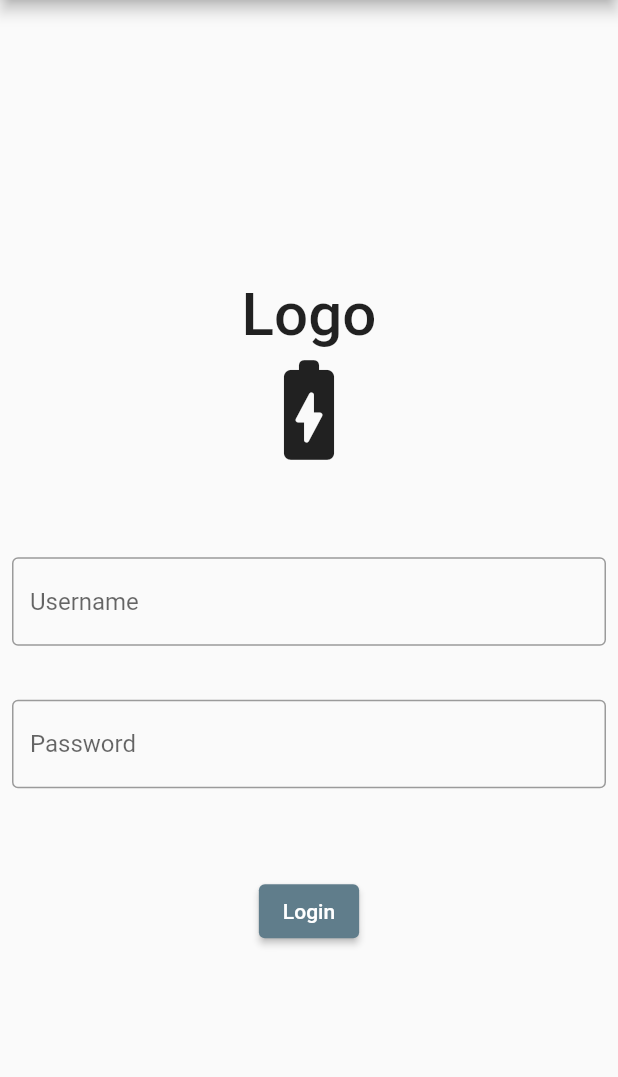
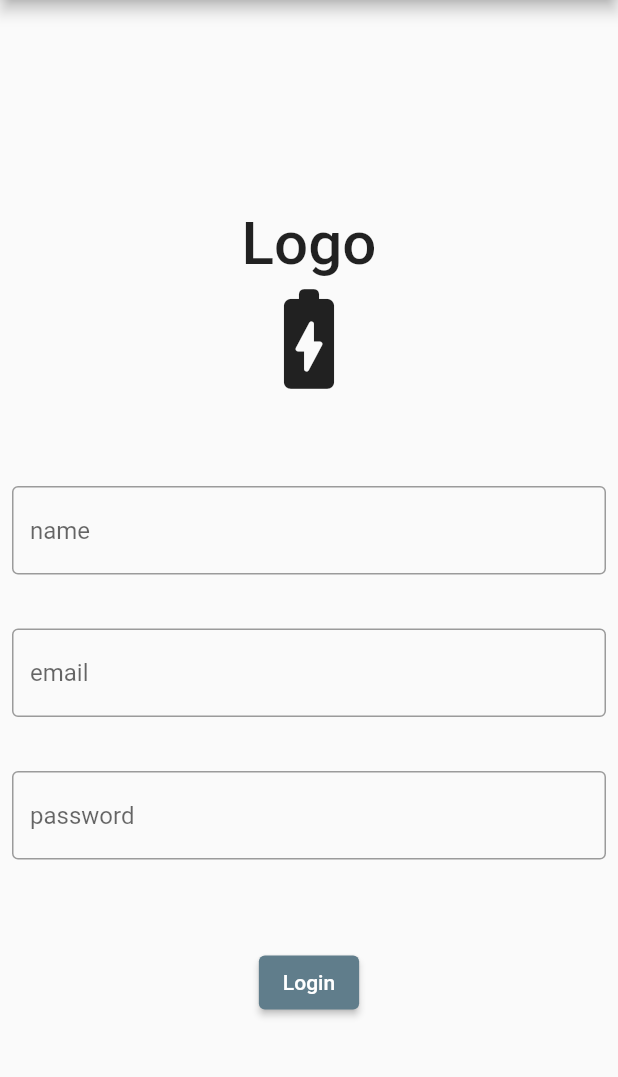
Before and after one commit to Chnapik/lp_app, a Flutter app: the RegistrationPage screen opened directly, on a phone screen of 412 x 824 dp, the part 84-1161 px from its top. Run offline on Flutter 3.47's test engine with Material 2 defaults, Android fonts, the phone set to English and light mode, and no system bars.

Commit message:
customized body of registration page scaffold
Relates: #14

```diff
--- a/lib/screens/registration_page.dart
+++ b/lib/screens/registration_page.dart
@@ -36,7 +36,7 @@ class RegistrationPage extends StatelessWidget {
                   padding: const EdgeInsets.all(8.0),
                   child: TextFormField(
                     decoration: const InputDecoration(
-                      hintText: 'Username',
+                      hintText: 'name',
                       border: OutlineInputBorder(),
                     ),
                   ),
@@ -48,7 +48,19 @@ class RegistrationPage extends StatelessWidget {
                   padding: const EdgeInsets.all(8.0),
                   child: TextFormField(
                     decoration: const InputDecoration(
-                      hintText: 'Password',
+                      hintText: 'email',
+                      border: OutlineInputBorder(),
+                    ),
+                  ),
+                ),
+                const SizedBox(
+                  height: 20.0,
+                ),
+                Padding(
+                  padding: const EdgeInsets.all(8.0),
+                  child: TextFormField(
+                    decoration: const InputDecoration(
+                      hintText: 'password',
                       border: OutlineInputBorder(),
                     ),
                   ),
```
